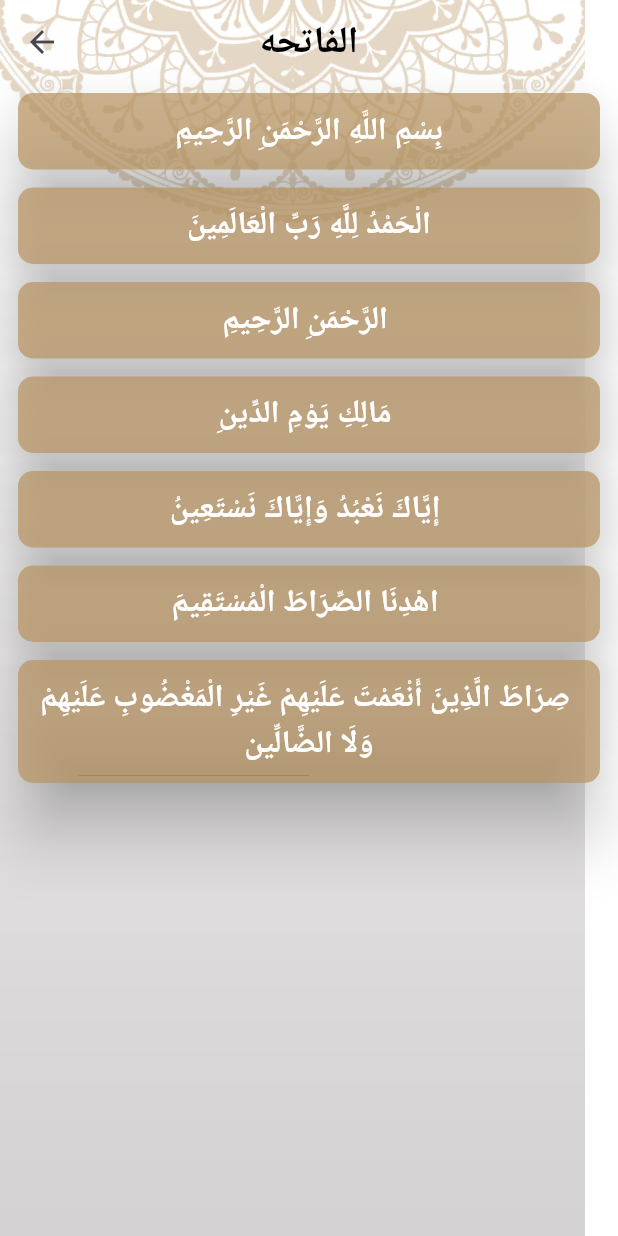
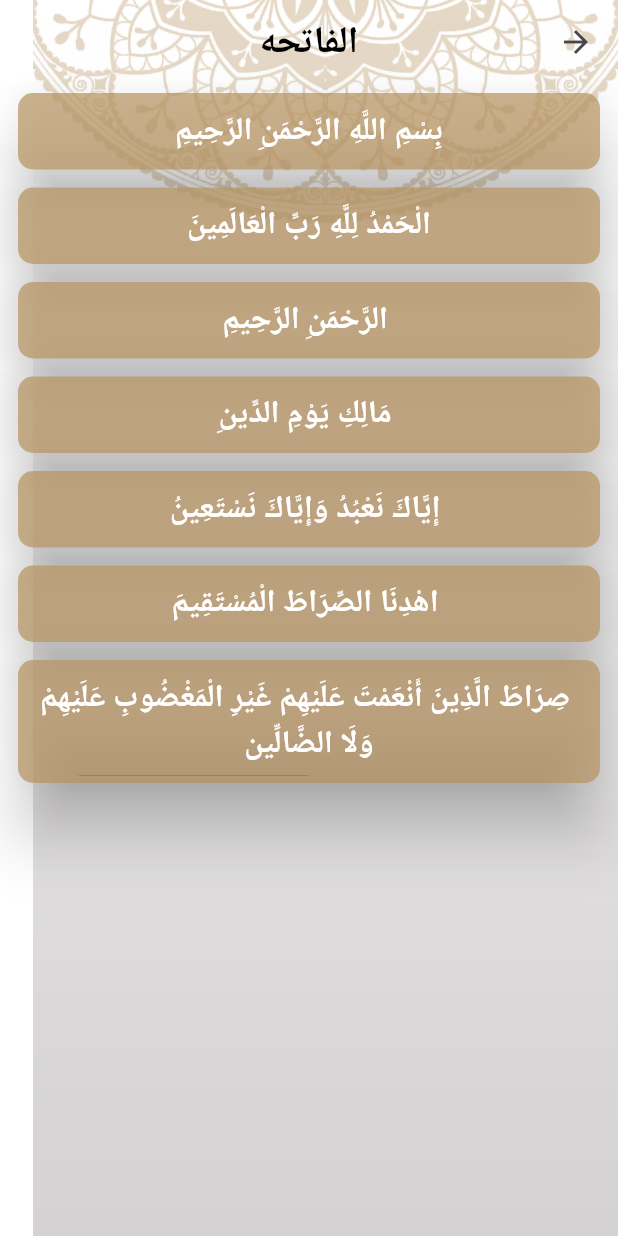
Before and after one commit to Seifessam10/quran_app, a Flutter app: the screen it shows after launch, after a tap on "الفاتحه", on a phone screen of 412 x 824 dp. Run offline on Flutter 3.47's test engine with Material 3 defaults, Android fonts, the phone set to English and light mode, and no system bars; generated files the repository leaves out were written again.

Commit message:
+ localization (en,ar)

```diff
--- /dev/null
+++ b/l10n.yaml
@@ -0,0 +1,3 @@
+arb-dir: lib/l10n
+template-arb-file: app_en.arb
+output-localization-file: app_localizations.dart
--- a/lib/config/theme/my_theme.dart
+++ b/lib/config/theme/my_theme.dart
@@ -12,17 +12,17 @@ class MyTheme {
           iconTheme: IconThemeData()),
       scaffoldBackgroundColor: Colors.transparent,
       bottomNavigationBarTheme: BottomNavigationBarThemeData(
-          backgroundColor: ColorsManger.goldColor,
+          backgroundColor: ColorsManger.lightThemeColor,
           showUnselectedLabels: false,
           elevation: 20,
           selectedItemColor: Colors.black,
           unselectedItemColor: Colors.white,
           selectedIconTheme: IconThemeData(size: 40),
           unselectedIconTheme: IconThemeData(size: 30)),
-      dividerColor: ColorsManger.goldColor,
+      dividerColor: ColorsManger.lightThemeColor,
       cardTheme: CardTheme(
         margin: const EdgeInsets.symmetric(horizontal: 12, vertical: 6),
-        color: ColorsManger.goldColor.withOpacity(0.7),
+        color: ColorsManger.lightThemeColor.withOpacity(0.7),
         elevation: 18,
         shape: RoundedRectangleBorder(borderRadius: BorderRadius.circular(10)),
       ),
@@ -37,16 +37,17 @@ class MyTheme {
               fontSize: 21, fontWeight: FontWeight.bold, color: Colors.black),
           labelMedium: TextStyle(
               fontSize: 20,
-              color: ColorsManger.goldColor,
+              color: ColorsManger.lightThemeColor,
               fontWeight: FontWeight.w500),
           labelSmall: TextStyle(
-              color: ColorsManger.goldColor,
+              color: ColorsManger.lightThemeColor,
               fontSize: 18,
               fontWeight: FontWeight.w500),
           displayMedium: TextStyle(
-              color: ColorsManger.goldColor,
+              color: ColorsManger.lightThemeColor,
               fontSize: 21,
               fontWeight: FontWeight.w400)),
+      indicatorColor: ColorsManger.lightThemeColor,
       bottomSheetTheme: BottomSheetThemeData(
         elevation: 10,
         shape: const RoundedRectangleBorder(
@@ -54,16 +55,8 @@ class MyTheme {
               topLeft: Radius.circular(15), topRight: Radius.circular(15)),
         ),
         showDragHandle: true,
-        dragHandleColor: ColorsManger.goldColor,
+        dragHandleColor: ColorsManger.lightThemeColor,
         backgroundColor: Colors.white,
         modalElevation: 10,
       ));
-  static ThemeData darkTheme = ThemeData(
-    appBarTheme: const AppBarTheme(
-        titleTextStyle: TextStyle(
-            fontSize: 30, fontWeight: FontWeight.w700, color: Colors.black),
-        backgroundColor: Colors.transparent,
-        centerTitle: true,
-        iconTheme: IconThemeData()),
-  );
 }
--- a/lib/core/colors_manger.dart
+++ b/lib/core/colors_manger.dart
@@ -1,7 +1,10 @@
 import 'package:flutter/animation.dart';
 
 class ColorsManger {
-  static Color goldColor = const Color(0xffB7935F);
+  static Color lightThemeColor = const Color(0xffB7935F);
   static Color textColor = const Color(0xff242424);
   static Color sebhaCounterColor = const Color(0xffCBB799);
+  static Color darkThemeColor = const Color(0xff141A2E);
+  static Color yellow = const Color(0xffFACC1D);
+  static Color white = const Color(0xffF8F8F8);
 }
--- a/lib/my_app.dart
+++ b/lib/my_app.dart
@@ -1,4 +1,6 @@
 import 'package:flutter/material.dart';
+import 'package:flutter_gen/gen_l10n/app_localizations.dart';
+import 'package:flutter_localizations/flutter_localizations.dart';
 import 'package:quran_app/config/theme/my_theme.dart';
 import 'package:quran_app/core/routes_manger.dart';
 import 'package:quran_app/presentation/modules/home_modules/screens/home_screen.dart';
@@ -9,7 +11,6 @@ import 'package:quran_app/presentation/modules/splash/splash_screen.dart';
 class MyApp extends StatelessWidget {
   @override
   Widget build(BuildContext context) {
-    // TODO: implement build
     return MaterialApp(
       theme: MyTheme.lightTheme,
       routes: {
@@ -20,6 +21,14 @@ class MyApp extends StatelessWidget {
       },
       initialRoute: RoutesManger.splashRoute,
       debugShowCheckedModeBanner: false,
+      localizationsDelegates: [
+        GlobalMaterialLocalizations.delegate,
+        GlobalWidgetsLocalizations.delegate,
+        GlobalCupertinoLocalizations.delegate,
+        AppLocalizations.delegate
+      ],
+      supportedLocales: [Locale('en'), Locale('ar')],
+      locale: Locale('ar'),
     );
   }
 }
--- a/lib/presentation/modules/home_modules/screens/home_screen.dart
+++ b/lib/presentation/modules/home_modules/screens/home_screen.dart
@@ -1,6 +1,6 @@
 import 'package:flutter/material.dart';
+import 'package:flutter_gen/gen_l10n/app_localizations.dart';
 import 'package:quran_app/core/assets_manger.dart';
-import 'package:quran_app/core/strings_manger.dart';
 import 'package:quran_app/presentation/modules/home_modules/tabs/hadith_tab/hadith_tab.dart';
 import 'package:quran_app/presentation/modules/home_modules/tabs/quran_tab/quran_tab.dart';
 import 'package:quran_app/presentation/modules/home_modules/tabs/radio_tab/radio_tab.dart';
@@ -32,7 +32,7 @@ class _HomeScreenState extends State<HomeScreen> {
               image: AssetImage(AssetsManger.mainBgLight), fit: BoxFit.fill)),
       child: Scaffold(
         appBar: AppBar(
-          title: Text(StringsManger.appTittle),
+          title: Text(AppLocalizations.of(context)!.appTitle),
         ),
         bottomNavigationBar: BottomNavigationBar(
             currentIndex: selectedIndex,
@@ -45,19 +45,19 @@ class _HomeScreenState extends State<HomeScreen> {
             items: [
               BottomNavigationBarItem(
                   icon: ImageIcon(AssetImage(AssetsManger.quranIcon)),
-                  label: StringsManger.quranLabel),
+                  label: AppLocalizations.of(context)!.quranTab),
               BottomNavigationBarItem(
                   icon: ImageIcon(AssetImage(AssetsManger.hadithIcon)),
-                  label: StringsManger.hadithLabel),
+                  label: AppLocalizations.of(context)!.hadithTab),
               BottomNavigationBarItem(
                   icon: ImageIcon(AssetImage(AssetsManger.sebhaIcon)),
-                  label: StringsManger.sebhaLabel),
+                  label: AppLocalizations.of(context)!.sebhaTab),
               BottomNavigationBarItem(
                   icon: ImageIcon(AssetImage(AssetsManger.radioIcon)),
-                  label: StringsManger.radioLabel),
+                  label: AppLocalizations.of(context)!.radioTab),
               BottomNavigationBarItem(
-                  icon: Icon(Icons.settings),
-                  label: StringsManger.settingsLabel),
+                  icon: const Icon(Icons.settings),
+                  label: AppLocalizations.of(context)!.settingsTab),
             ]),
         body: tabs[selectedIndex],
       ),
--- a/lib/presentation/modules/home_modules/tabs/hadith_tab/hadith_details_screen/hadith_details_screen.dart
+++ b/lib/presentation/modules/home_modules/tabs/hadith_tab/hadith_details_screen/hadith_details_screen.dart
@@ -1,4 +1,5 @@
 import 'package:flutter/material.dart';
+import 'package:flutter_gen/gen_l10n/app_localizations.dart';
 import 'package:quran_app/core/assets_manger.dart';
 import 'package:quran_app/presentation/modules/home_modules/tabs/hadith_tab/hadith_tab.dart';
 
@@ -13,7 +14,7 @@ class HadithDetailsScreen extends StatelessWidget {
               image: AssetImage(AssetsManger.mainBgLight), fit: BoxFit.fill)),
       child: Scaffold(
         appBar: AppBar(
-          title: Text('Islami'),
+          title: Text(AppLocalizations.of(context)!.appTitle),
         ),
         body: Card(
           child: SingleChildScrollView(
@@ -26,7 +27,7 @@ class HadithDetailsScreen extends StatelessWidget {
                       .titleMedium
                       ?.copyWith(color: Colors.white),
                 ),
-                Divider(
+                const Divider(
                   color: Colors.black,
                   height: 5,
                   thickness: 2,
--- a/lib/presentation/modules/home_modules/tabs/hadith_tab/hadith_tab.dart
+++ b/lib/presentation/modules/home_modules/tabs/hadith_tab/hadith_tab.dart
@@ -26,11 +26,11 @@ class _HadithTabState extends State<HadithTab> {
             child: hadithList.isEmpty
                 ? Center(
                     child: CircularProgressIndicator(
-                    color: ColorsManger.goldColor,
+                    color: ColorsManger.lightThemeColor,
                   ))
                 : ListView.separated(
                     separatorBuilder: (context, index) => Divider(
-                        color: ColorsManger.goldColor,
+                        color: ColorsManger.lightThemeColor,
                         height: 10,
                         thickness: 3),
                     itemBuilder: (context, index) =>
--- a/lib/presentation/modules/home_modules/tabs/hadith_tab/widgets/hadith_header_widget.dart
+++ b/lib/presentation/modules/home_modules/tabs/hadith_tab/widgets/hadith_header_widget.dart
@@ -1,11 +1,12 @@
 import 'package:flutter/material.dart';
+import 'package:flutter_gen/gen_l10n/app_localizations.dart';
 
 class HadithHeaderWidget extends StatelessWidget {
   @override
   Widget build(BuildContext context) {
     // TODO: implement build
     return Container(
-      padding: EdgeInsets.symmetric(vertical: 6, horizontal: 6),
+      padding: const EdgeInsets.symmetric(vertical: 6, horizontal: 6),
       width: double.infinity,
       alignment: Alignment.center,
       decoration: BoxDecoration(
@@ -13,7 +14,7 @@ class HadithHeaderWidget extends StatelessWidget {
               horizontal:
                   BorderSide(color: Theme.of(context).dividerColor, width: 3))),
       child: Text(
-        'El Hadith',
+        AppLocalizations.of(context)!.hadithHeader,
         style: Theme.of(context).textTheme.titleMedium,
       ),
     );
--- a/lib/presentation/modules/home_modules/tabs/quran_tab/widgets/quran_column_header.dart
+++ b/lib/presentation/modules/home_modules/tabs/quran_tab/widgets/quran_column_header.dart
@@ -1,6 +1,6 @@
 import 'package:flutter/material.dart';
+import 'package:flutter_gen/gen_l10n/app_localizations.dart';
 import 'package:quran_app/core/colors_manger.dart';
-import 'package:quran_app/core/strings_manger.dart';
 
 class QuranColumnHeader extends StatelessWidget {
   const QuranColumnHeader({super.key});
@@ -22,16 +22,16 @@ class QuranColumnHeader extends StatelessWidget {
           children: [
             Expanded(
                 child: Text(
-              StringsManger.chapterName,
+              AppLocalizations.of(context)!.chapterName,
               textAlign: TextAlign.center,
               style: Theme.of(context).textTheme.headlineMedium,
             )),
             VerticalDivider(
-              color: ColorsManger.goldColor,
+              color: ColorsManger.lightThemeColor,
               thickness: 3,
             ),
             Expanded(
-                child: Text(StringsManger.versesNumber,
+                child: Text(AppLocalizations.of(context)!.versesNumber,
                     textAlign: TextAlign.center,
                     style: Theme.of(context).textTheme.headlineMedium)),
           ],
--- a/lib/presentation/modules/home_modules/tabs/quran_tab/widgets/sura_name_widget.dart
+++ b/lib/presentation/modules/home_modules/tabs/quran_tab/widgets/sura_name_widget.dart
@@ -31,7 +31,7 @@ class SuraNameWidget extends StatelessWidget {
                     textAlign: TextAlign.center,
                     style: Theme.of(context).textTheme.headlineMedium)),
             VerticalDivider(
-              color: ColorsManger.goldColor,
+              color: ColorsManger.lightThemeColor,
               thickness: 3,
             ),
             Expanded(
--- a/lib/presentation/modules/home_modules/tabs/sebha_tab/sebha_tab.dart
+++ b/lib/presentation/modules/home_modules/tabs/sebha_tab/sebha_tab.dart
@@ -112,7 +112,7 @@ class _SebhaTabState extends State<SebhaTab> {
           ),
           ElevatedButton(
               style: ElevatedButton.styleFrom(
-                  backgroundColor: ColorsManger.goldColor),
+                  backgroundColor: ColorsManger.lightThemeColor),
               onPressed: () {
                 setState(() {
                   turns += 1 / 8;
--- a/lib/presentation/modules/home_modules/tabs/settings_tab/widgets/language_bottom_sheet.dart
+++ b/lib/presentation/modules/home_modules/tabs/settings_tab/widgets/language_bottom_sheet.dart
@@ -18,7 +18,7 @@ class _LanguageBottomSheetState extends State<LanguageBottomSheet> {
         const SizedBox(
           height: 10,
         ),
-        buildUnSelectedItem('Arabic')
+        buildUnSelectedItem('العربيه')
       ]),
     );
   }
@@ -33,7 +33,7 @@ class _LanguageBottomSheetState extends State<LanguageBottomSheet> {
         const Spacer(),
         Icon(
           Icons.check,
-          color: ColorsManger.goldColor,
+          color: ColorsManger.lightThemeColor,
           size: 30,
         )
       ],
--- a/pubspec.yaml
+++ b/pubspec.yaml
@@ -35,6 +35,8 @@ dependencies:
   # The following adds the Cupertino Icons font to your application.
   # Use with the CupertinoIcons class for iOS style icons.
   cupertino_icons: ^1.0.2
+  flutter_localizations:
+    sdk: flutter
 
 dev_dependencies:
   flutter_test:
@@ -57,6 +59,7 @@ flutter:
   # included with your application, so that you can use the icons in
   # the material Icons class.
   uses-material-design: true
+  generate: true
 
   # To add assets to your application, add an assets section, like this:
   assets:
```
Also changed, not shown: lib/l10n/app_ar.arb (added, +17 -0 lines), lib/l10n/app_en.arb (added, +17 -0 lines), lib/presentation/modules/home_modules/tabs/settings_tab/settings_tab.dart (+7 -6 lines), lib/presentation/modules/home_modules/tabs/settings_tab/widgets/theme_bottom_sheet.dart (+4 -3 lines), pubspec.lock. Lines whose indentation alone changed are shown as unchanged.
